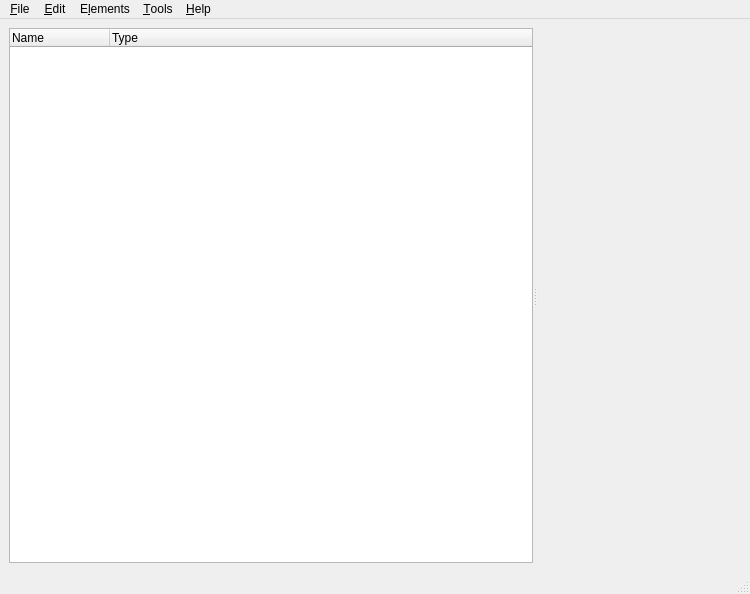
Above: Source/ZETools/ZEMLEditor/ZEMLEditorWindow.ui from orcun-gokbulut/ze before the change. Below: the same form after it.
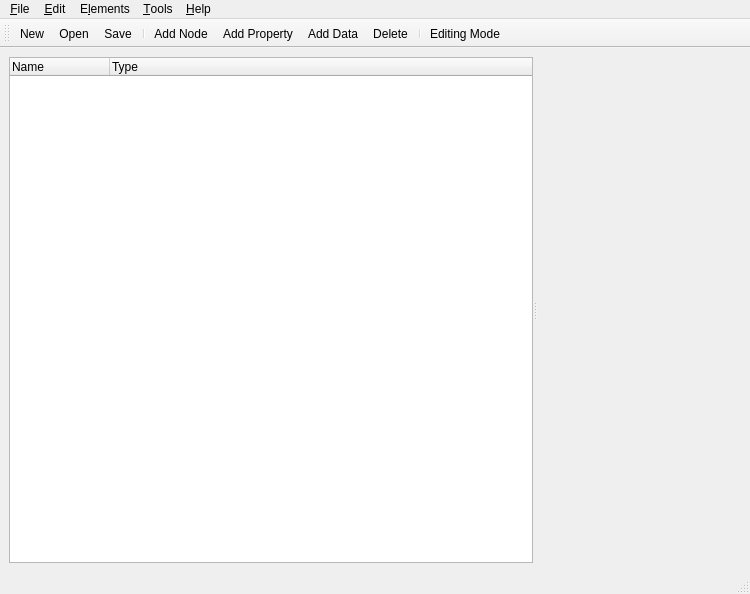
That is the form after the change. Icons and pictures are not drawn. Custom widgets are drawn as their Qt base class.

Commit message: REM: Selection operation has been removed from ZEMLEditor operations. ADD: EditMode has been added to ZEMLEditor.

Patch:
```diff
--- a/Source/ZETools/ZEMLEditor/ZEMLEditorWindow.ui
+++ b/Source/ZETools/ZEMLEditor/ZEMLEditorWindow.ui
@@ -128,6 +128,30 @@
    <addaction name="menuHelp"/>
   </widget>
   <widget class="QStatusBar" name="statusbar"/>
+  <widget class="QToolBar" name="toolBar">
+   <property name="windowTitle">
+    <string>Main Toolbar</string>
+   </property>
+   <property name="floatable">
+    <bool>true</bool>
+   </property>
+   <attribute name="toolBarArea">
+    <enum>TopToolBarArea</enum>
+   </attribute>
+   <attribute name="toolBarBreak">
+    <bool>false</bool>
+   </attribute>
+   <addaction name="actNew"/>
+   <addaction name="actOpen"/>
+   <addaction name="actSave"/>
+   <addaction name="separator"/>
+   <addaction name="actAddNode"/>
+   <addaction name="actAddProperty"/>
+   <addaction name="actAddData"/>
+   <addaction name="actDelete"/>
+   <addaction name="separator"/>
+   <addaction name="actEditMode"/>
+  </widget>
   <action name="actNew">
    <property name="text">
     <string>&amp;New</string>
@@ -278,6 +302,17 @@
     <string>Ctrl+D</string>
    </property>
   </action>
+  <action name="actEditMode">
+   <property name="checkable">
+    <bool>true</bool>
+   </property>
+   <property name="text">
+    <string>Editing Mode</string>
+   </property>
+   <property name="shortcut">
+    <string>Ctrl+E</string>
+   </property>
+  </action>
  </widget>
  <customwidgets>
   <customwidget>
```
Left out of the diff: 7 changed lines with no effect on the pictures. The commit also changes 7 other files.
